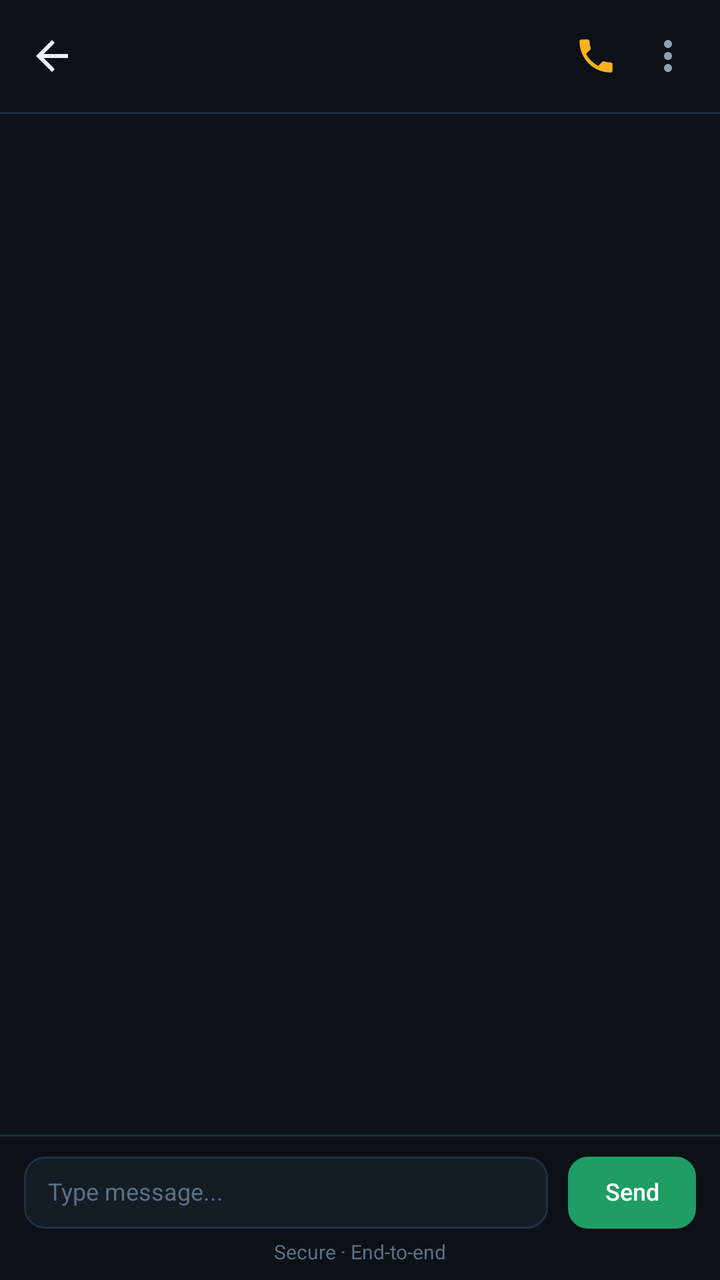
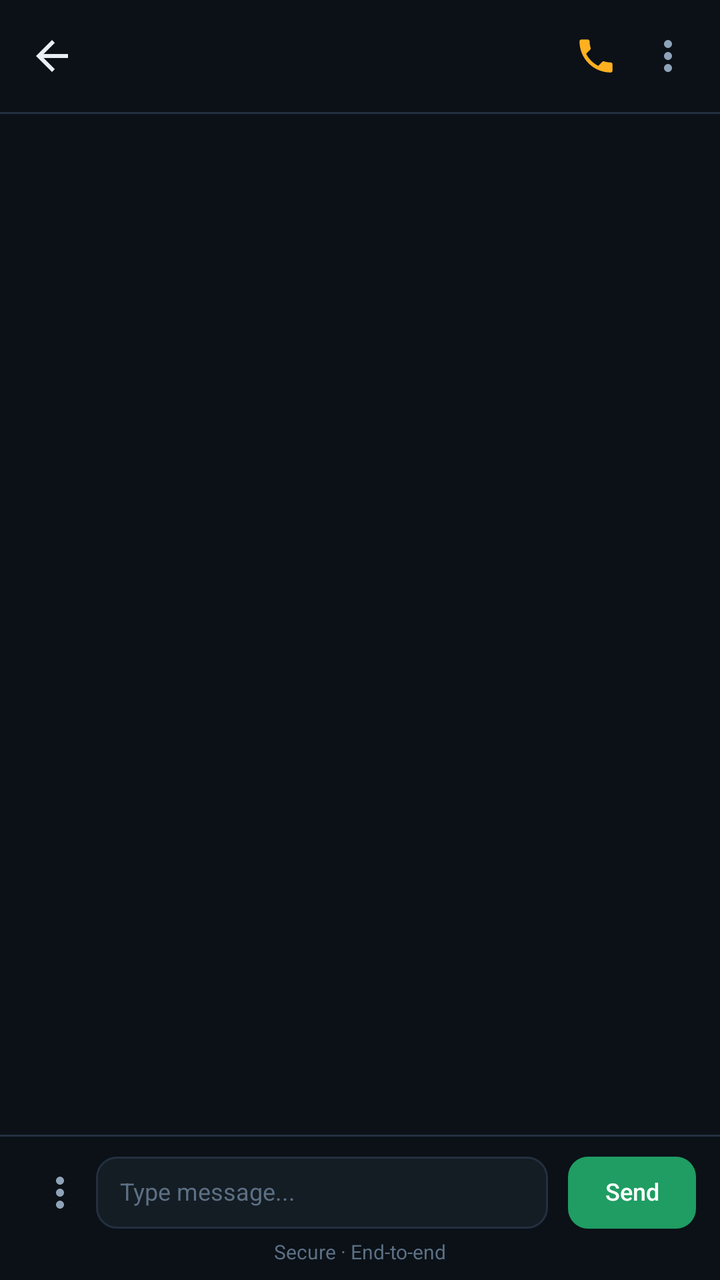

The first picture is an Android layout as it rendered before a commit; the second is the same layout after the commit. The layout source and the unified diff follow.
<!-- AndroidManifest.xml: application theme Theme.Talkback -->
<!-- res/layout/fragment_conversation.xml -->
<?xml version="1.0" encoding="utf-8"?>
<LinearLayout xmlns:android="http://schemas.android.com/apk/res/android"
    android:layout_width="match_parent"
    android:layout_height="match_parent"
    android:background="@color/tb_bg"
    android:orientation="vertical">

    <LinearLayout
        android:layout_width="match_parent"
        android:layout_height="wrap_content"
        android:gravity="center_vertical"
        android:orientation="horizontal"
        android:paddingHorizontal="8dp"
        android:paddingVertical="10dp">

        <ImageView
            android:id="@+id/btnConversationBack"
            android:layout_width="36dp"
            android:layout_height="36dp"
            android:background="?android:attr/selectableItemBackgroundBorderless"
            android:contentDescription="@string/cd_settings_back"
            android:padding="6dp"
            android:src="@drawable/ic_settings_back" />

        <LinearLayout
            android:layout_width="0dp"
            android:layout_height="wrap_content"
            android:layout_marginStart="2dp"
            android:layout_weight="1"
            android:orientation="vertical">

            <TextView
                android:id="@+id/txtConversationTitle"
                style="@style/MsgEndpointName"
                android:layout_width="match_parent"
                android:layout_height="wrap_content"
                android:ellipsize="end"
                android:maxLines="1"
                android:textSize="15sp" />

            <TextView
                android:id="@+id/txtConversationSubtitle"
                style="@style/MsgTeamName"
                android:layout_width="match_parent"
                android:layout_height="wrap_content"
                android:ellipsize="end"
                android:maxLines="1"
                android:paddingTop="2dp" />
        </LinearLayout>

        <TextView
            android:id="@+id/txtConversationOnline"
            android:layout_width="wrap_content"
            android:layout_height="wrap_content"
            android:layout_marginStart="6dp"
            android:background="@drawable/bg_online_pill"
            android:fontFamily="sans-serif"
            android:includeFontPadding="false"
            android:paddingHorizontal="8dp"
            android:paddingVertical="3dp"
            android:text="@string/status_online"
            android:textColor="@color/tb_primary"
            android:textSize="10sp"
            android:visibility="gone" />

        <ImageView
            android:id="@+id/btnConversationCall"
            android:layout_width="36dp"
            android:layout_height="36dp"
            android:layout_marginStart="4dp"
            android:background="?android:attr/selectableItemBackgroundBorderless"
            android:contentDescription="@string/call_action_private"
            android:padding="7dp"
            android:src="@drawable/ic_conversation_call"
            android:tint="@color/conversation_call_icon" />

        <ImageView
            android:id="@+id/btnConversationMore"
            android:layout_width="36dp"
            android:layout_height="36dp"
            android:background="?android:attr/selectableItemBackgroundBorderless"
            android:contentDescription="@string/meeting_control_more"
            android:padding="6dp"
            android:src="@drawable/ic_conversation_more" />
    </LinearLayout>

    <View
        android:layout_width="match_parent"
        android:layout_height="1dp"
        android:background="@color/tb_divider" />

    <FrameLayout
        android:layout_width="match_parent"
        android:layout_height="0dp"
        android:layout_weight="1">

        <LinearLayout
            android:id="@+id/conversationEmptyState"
            android:layout_width="match_parent"
            android:layout_height="match_parent"
            android:gravity="center"
            android:orientation="vertical"
            android:paddingHorizontal="24dp"
            android:visibility="gone">

            <TextView
                android:layout_width="wrap_content"
                android:layout_height="wrap_content"
                android:fontFamily="sans-serif-medium"
                android:includeFontPadding="false"
                android:text="@string/conversation_empty"
                android:textColor="@color/tb_text_secondary"
                android:textSize="@dimen/msg_empty_title_text_size" />

            <TextView
                android:layout_width="wrap_content"
                android:layout_height="wrap_content"
                android:includeFontPadding="false"
                android:paddingTop="6dp"
                android:text="@string/conversation_empty_hint"
                android:textColor="@color/tb_text_muted"
                android:textSize="@dimen/msg_empty_hint_text_size" />
        </LinearLayout>

        <ScrollView
            android:id="@+id/scrollConversation"
            android:layout_width="match_parent"
            android:layout_height="match_parent"
            android:clipToPadding="false"
            android:paddingHorizontal="12dp"
            android:paddingVertical="10dp"
            android:scrollbars="none">

            <LinearLayout
                android:id="@+id/containerConversationMessages"
                android:layout_width="match_parent"
                android:layout_height="wrap_content"
                android:orientation="vertical" />
        </ScrollView>
    </FrameLayout>

    <View
        android:layout_width="match_parent"
        android:layout_height="1dp"
        android:background="@color/tb_divider" />

    <LinearLayout
        android:layout_width="match_parent"
        android:layout_height="wrap_content"
        android:gravity="center_vertical"
        android:orientation="horizontal"
        android:paddingHorizontal="12dp"
        android:paddingTop="10dp"
        android:paddingBottom="6dp">

        <EditText
            android:id="@+id/editConversationInput"
            style="@style/ConversationInput"
            android:layout_width="0dp"
            android:layout_height="wrap_content"
            android:layout_weight="1"
            android:hint="@string/conversation_input_hint"
            android:imeOptions="actionSend"
            android:inputType="textCapSentences|textMultiLine"
            android:maxLength="256"
            android:maxLines="4" />

        <TextView
            android:id="@+id/btnConversationSend"
            style="@style/ConversationSendButton"
            android:layout_width="wrap_content"
            android:layout_height="wrap_content"
            android:layout_marginStart="10dp"
            android:clickable="true"
            android:focusable="true"
            android:text="@string/endpoint_text_send" />
    </LinearLayout>

    <TextView
        android:layout_width="match_parent"
        android:layout_height="wrap_content"
        android:gravity="center"
        android:includeFontPadding="false"
        android:paddingBottom="8dp"
        android:text="@string/conversation_secure_hint"
        android:textColor="@color/tb_text_muted"
        android:textSize="10sp" />

</LinearLayout>
<!-- resources referenced by this layout -->
<resources>
  <color name="conversation_call_icon">#FFB020</color>
  <color name="tb_bg">#0B1117</color>
  <color name="tb_divider">#243040</color>
  <color name="tb_primary">#3AF6D4</color>
  <color name="tb_text_muted">#5C7084</color>
  <color name="tb_text_secondary">#8FA3B8</color>
  <dimen name="msg_empty_hint_text_size">11sp</dimen>
  <dimen name="msg_empty_title_text_size">13sp</dimen>
  <!-- drawable bg_online_pill (drawable) -->
  <?xml version="1.0" encoding="utf-8"?>
  <shape xmlns:android="http://schemas.android.com/apk/res/android"
      android:shape="rectangle">
      <solid android:color="#1A3AF6D4" />
      <corners android:radius="12dp" />
      <stroke
          android:width="1dp"
          android:color="@color/tb_primary" />
  </shape>
  <!-- drawable ic_settings_back (drawable) -->
  <?xml version="1.0" encoding="utf-8"?>
  <vector xmlns:android="http://schemas.android.com/apk/res/android"
      android:width="24dp"
      android:height="24dp"
      android:viewportWidth="24"
      android:viewportHeight="24">
      <path
          android:fillColor="@color/tb_text_primary"
          android:pathData="M20,11H7.83l5.59,-5.59L12,4l-8,8 8,8 1.41,-1.41L7.83,13H20v-2z" />
  </vector>
  <string name="call_action_private">Private Call</string>
  <string name="cd_settings_back">Back</string>
  <string name="conversation_empty">No messages yet</string>
  <string name="conversation_empty_hint">Start conversation</string>
  <string name="conversation_input_hint">Type message...</string>
  <string name="conversation_secure_hint">Secure · End-to-end</string>
  <string name="endpoint_text_send">Send</string>
  <string name="meeting_control_more">More</string>
  <string name="status_online">Online</string>
  <style name="MsgEndpointName">
          <item name="android:fontFamily">sans-serif-medium</item>
          <item name="android:includeFontPadding">false</item>
          <item name="android:textColor">@color/tb_text_primary</item>
          <item name="android:textSize">@dimen/msg_endpoint_name_text_size</item>
      </style>
  <style name="MsgTeamName">
          <item name="android:fontFamily">sans-serif</item>
          <item name="android:includeFontPadding">false</item>
          <item name="android:textColor">@color/tb_text_muted</item>
          <item name="android:textSize">@dimen/msg_team_text_size</item>
      </style>
  <color name="tb_text_primary">#E8EEF4</color>
  <!-- drawable bg_conversation_input (drawable) -->
  <?xml version="1.0" encoding="utf-8"?>
  <shape xmlns:android="http://schemas.android.com/apk/res/android"
      android:shape="rectangle">
      <solid android:color="@color/tb_surface" />
      <stroke
          android:width="1dp"
          android:color="@color/tb_divider" />
      <corners android:radius="10dp" />
  </shape>
  <dimen name="msg_endpoint_name_text_size">13sp</dimen>
  <dimen name="msg_team_text_size">10sp</dimen>
  <color name="tb_surface">#141C24</color>
  <style name="SettingsSwitch" parent="Widget.AppCompat.CompoundButton.Switch">
          <item name="android:showText">false</item>
          <item name="android:textColor">@color/tb_text_primary</item>
      </style>
  <style name="TalkbackButton" parent="Widget.MaterialComponents.Button">
          <item name="android:textAllCaps">false</item>
          <item name="cornerRadius">12dp</item>
      </style>
  <color name="tb_message_send_disabled">#2A4A3A</color>
  <color name="tb_message_send">#1F9D63</color>
  <!-- unchanged entries left out for length: 6 -->
</resources>

<!-- the commit's change to res/layout/fragment_conversation.xml (unified diff, before → after) -->
@@ -153,6 +153,16 @@
         android:paddingTop="10dp"
         android:paddingBottom="6dp">
 
+        <ImageView
+            android:id="@+id/btnConversationAttach"
+            android:layout_width="36dp"
+            android:layout_height="36dp"
+            android:background="?android:attr/selectableItemBackgroundBorderless"
+            android:contentDescription="@string/message_attach_cd"
+            android:padding="6dp"
+            android:src="@drawable/ic_conversation_more"
+            android:tint="@color/tb_text_secondary" />
+
         <EditText
             android:id="@+id/editConversationInput"
             style="@style/ConversationInput"
<!-- resource entries referenced after the edit -->
@@ -37,6 +37,7 @@
   <string name="conversation_secure_hint">Secure · End-to-end</string>
   <string name="endpoint_text_send">Send</string>
   <string name="meeting_control_more">More</string>
+  <string name="message_attach_cd">Attach file</string>
   <string name="status_online">Online</string>
   <style name="MsgEndpointName">
           <item name="android:fontFamily">sans-serif-medium</item>
